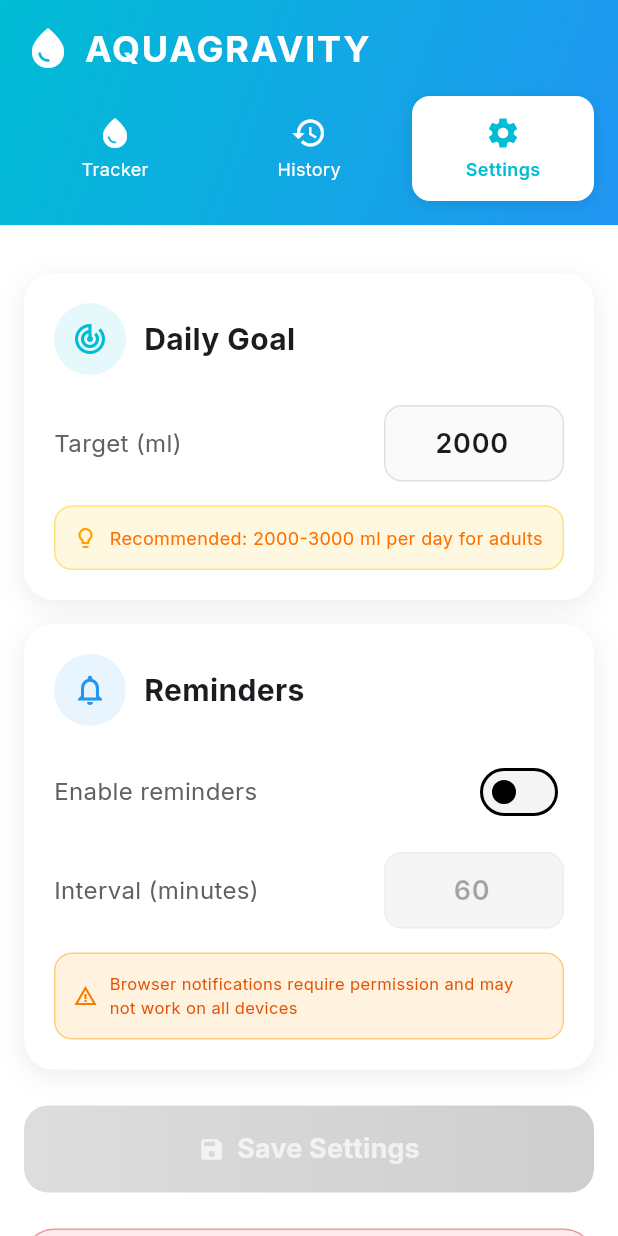
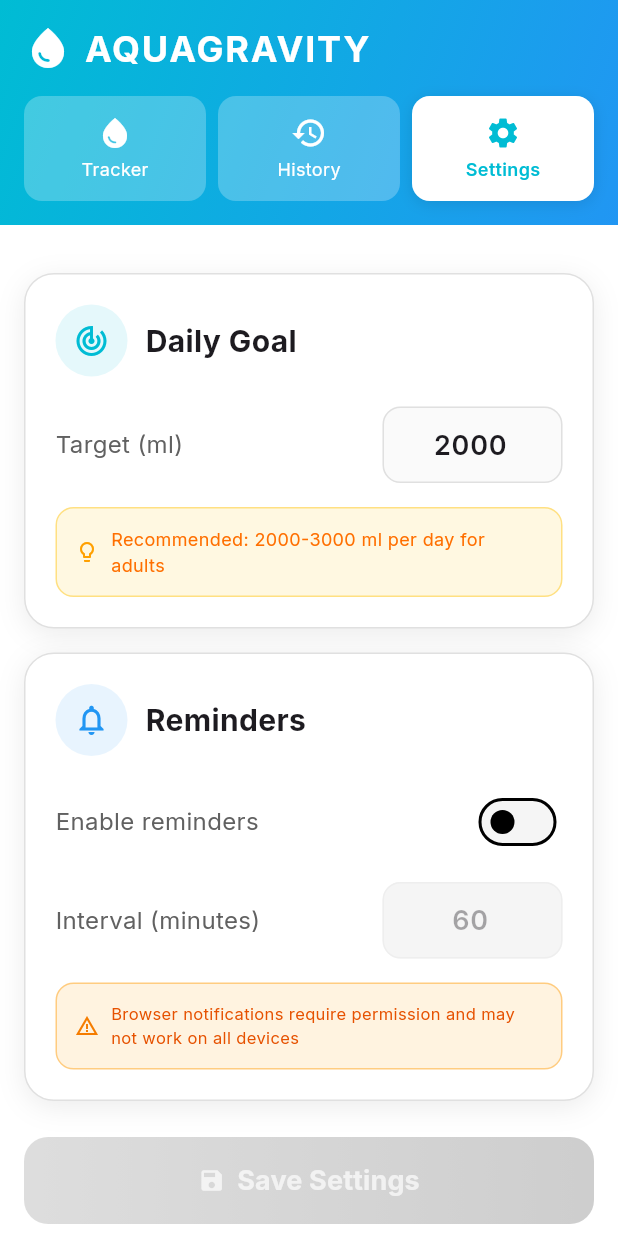
Before and after one commit to nabilban/AQUAGRAVITY-app, a Flutter app: the screen it shows after launch, after a tap on "History", after a tap on "Settings", on a phone screen of 412 x 824 dp. Run offline on Flutter 3.47's test engine with Material 3 defaults, Android fonts, the phone set to English and light mode, and no system bars; our stand-ins replace auto_route, dartz, drift, drift_flutter, flutter_bloc, freezed_annotation and 6 more; accounts and stored records are empty; generated files the repository leaves out were written again.

Commit message:
feat: Refine UI by adding container borders, adjusting gradient colors, updating text styles, and modifying a container's background.

```diff
--- a/lib/app/features/hydration/pages/home_page.dart
+++ b/lib/app/features/hydration/pages/home_page.dart
@@ -267,6 +267,7 @@
           colors: [
             Color(0xFF00BCD4), // Cyan
             Color(0xFF2196F3), // Blue
+            // Color(0xFF1976D2),
           ],
           begin: Alignment.topLeft,
           end: Alignment.bottomRight,
@@ -389,7 +390,9 @@
           horizontal: AppDimens.x2,
         ),
         decoration: BoxDecoration(
-          color: Colors.transparent, // Transparent to show sliding indicator
+          color: Colors.white.withValues(
+            alpha: 0.25,
+          ), // Transparent to show sliding indicator
           borderRadius: BorderRadius.circular(12),
         ),
         child: Column(
@@ -471,9 +474,7 @@
                         backgroundColor: Colors.blue.shade50,
                         valueColor: AlwaysStoppedAnimation<Color>(
                           isComplete
-                              ? const Color(
-                                  0xFF1976D2,
-                                ) // Deep blue when complete
+                              ? const Color(0xFF2196F3)
                               : const Color(0xFF00BCD4),
                         ),
                       ),
@@ -529,7 +530,10 @@
                   : const Color(0xFF00BCD4),
               fontWeight: FontWeight.bold,
             ),
-            child: Text('${todayTotal.toInt()} ml'),
+            child: Text(
+              '${todayTotal.toInt()} ml',
+              style: TextStyle(fontSize: 35),
+            ),
           ),
 
           const Gap(AppDimens.x1),
@@ -557,6 +561,7 @@
                       colors: [
                         Color(0xFF1976D2).withOpacity(opacity),
                         Color(0xFF2196F3).withOpacity(opacity),
+                        Color(0xFF00BCD4).withOpacity(opacity),
                       ],
                     ),
                     borderRadius: BorderRadius.circular(20),
@@ -782,7 +787,7 @@
             Text(
               'Today\'s Log',
               style: Theme.of(context).textTheme.titleMedium?.copyWith(
-                fontWeight: FontWeight.w800,
+                fontWeight: FontWeight.w900,
                 color: Colors.grey.shade800,
               ),
             ),
--- a/lib/app/features/settings/pages/settings_page_content.dart
+++ b/lib/app/features/settings/pages/settings_page_content.dart
@@ -128,6 +128,7 @@
       decoration: BoxDecoration(
         color: Colors.white,
         borderRadius: BorderRadius.circular(20),
+        border: Border.all(color: Colors.grey.shade300),
         boxShadow: [
           BoxShadow(
             color: Colors.grey.withOpacity(0.2),
@@ -247,6 +248,7 @@
       decoration: BoxDecoration(
         color: Colors.white,
         borderRadius: BorderRadius.circular(20),
+        border: Border.all(color: Colors.grey.shade300),
         boxShadow: [
           BoxShadow(
             color: Colors.grey.withOpacity(0.2),
```
